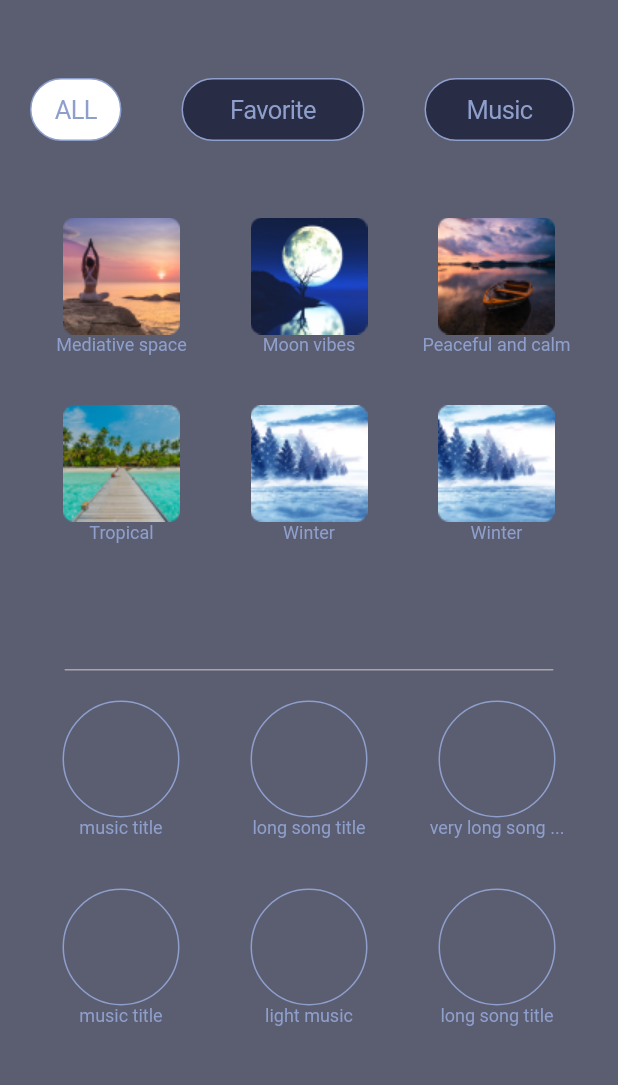
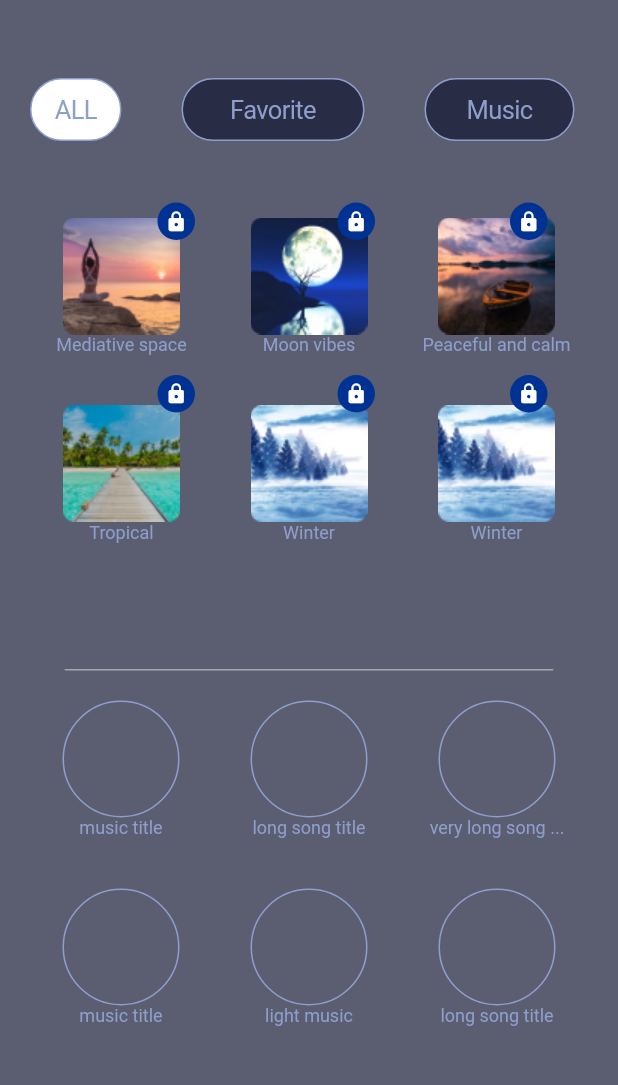
Before and after one commit to bsu-leschik/sleep_app, a Flutter app: the screen it shows after launch, on a phone screen of 412 x 824 dp, the part 84-1169 px from its top. Run offline on Flutter 3.47's test engine with Material 2 defaults, Android fonts, the phone set to English and light mode, and no system bars; our stand-ins replace animated_background, flutter_svg, go_router, smooth_page_indicator, url_strategy.

Commit message:
LockWidgetTop

```diff
--- a/lib/main.dart
+++ b/lib/main.dart
@@ -2,6 +2,7 @@ import 'package:flutter/material.dart';
 // import 'package:sleep_app/welcome_widget/animation.dart/animation_on_boarding.dart';
 
 import 'melody_widget/fiveframewidget.dart';
+import 'subscription_widget/sub_widget.dart';
 // import 'onboardingalex.dart';
 
 void main() {
@@ -20,6 +21,7 @@ class MyApp extends StatelessWidget {
         primarySwatch: Colors.blue,
       ),
       home: const MelodyWidget(),
+      // home: const SubscribeWidget(),
     );
   }
 }
--- a/lib/melody_widget/bottom_closed.dart
+++ /dev/null
@@ -1,36 +0,0 @@
-import 'package:flutter/material.dart';
-
-class CloseBottomWidget extends StatefulWidget {
-  const CloseBottomWidget({super.key});
-
-  @override
-  State<CloseBottomWidget> createState() => _CloseBottomWidgetState();
-}
-
-class _CloseBottomWidgetState extends State<CloseBottomWidget> {
-  @override
-  Widget build(BuildContext context) {
-    return Expanded(
-      child: Stack(
-        children: const [
-          Positioned(
-            top: 240,
-            left: 105,
-            child: Icon(
-              Icons.lock,
-              color: Colors.white,
-            ),
-          ),
-          Positioned(
-            top: 240,
-            left: 135,
-            child: Icon(
-              Icons.close,
-              color: Colors.white,
-            ),
-          ),
-        ],
-      ),
-    );
-  }
-}
--- a/lib/melody_widget/fiveframewidget.dart
+++ b/lib/melody_widget/fiveframewidget.dart
@@ -1,8 +1,8 @@
 import 'package:flutter/cupertino.dart';
 import 'package:flutter/material.dart';
 
-import 'bottom_closed.dart';
 import 'bottom_music.dart';
+import 'lock_music_widget.dart';
 
 class MelodyWidget extends StatefulWidget {
   const MelodyWidget({super.key});
@@ -185,6 +185,7 @@ class ImageMusicWidget extends StatelessWidget {
               ],
             ),
           ),
+          const LockTopMusicWidget(),
         ],
       ),
     );
--- /dev/null
+++ b/lib/melody_widget/lock_music_widget.dart
@@ -0,0 +1,132 @@
+import 'package:flutter/material.dart';
+
+class LockTopMusicWidget extends StatefulWidget {
+  const LockTopMusicWidget({super.key});
+
+  @override
+  State<LockTopMusicWidget> createState() => _CloseBottomWidgetState();
+}
+
+class _CloseBottomWidgetState extends State<LockTopMusicWidget> {
+  @override
+  Widget build(BuildContext context) {
+    return Stack(
+      children: [
+        Positioned(
+          top: 10,
+          left: 105,
+          child: Container(
+            width: 25,
+            height: 25,
+            decoration: const BoxDecoration(
+              borderRadius: BorderRadius.all(
+                Radius.circular(59),
+              ),
+              color: Color(0xff003293),
+            ),
+            child: const Icon(
+              Icons.lock,
+              color: Colors.white,
+              size: 15,
+            ),
+          ),
+        ),
+        Positioned(
+          top: 10,
+          left: 225,
+          child: Container(
+            width: 25,
+            height: 25,
+            decoration: const BoxDecoration(
+              borderRadius: BorderRadius.all(
+                Radius.circular(59),
+              ),
+              color: Color(0xff003293),
+            ),
+            child: const Icon(
+              Icons.lock,
+              color: Colors.white,
+              size: 15,
+            ),
+          ),
+        ),
+        Positioned(
+          top: 10,
+          left: 340,
+          child: Container(
+            width: 25,
+            height: 25,
+            decoration: const BoxDecoration(
+              borderRadius: BorderRadius.all(
+                Radius.circular(59),
+              ),
+              color: Color(0xff003293),
+            ),
+            child: const Icon(
+              Icons.lock,
+              color: Colors.white,
+              size: 15,
+            ),
+          ),
+        ),
+        Positioned(
+          top: 125,
+          left: 105,
+          child: Container(
+            width: 25,
+            height: 25,
+            decoration: const BoxDecoration(
+              borderRadius: BorderRadius.all(
+                Radius.circular(59),
+              ),
+              color: Color(0xff003293),
+            ),
+            child: const Icon(
+              Icons.lock,
+              color: Colors.white,
+              size: 15,
+            ),
+          ),
+        ),
+        Positioned(
+          top: 125,
+          left: 225,
+          child: Container(
+            width: 25,
+            height: 25,
+            decoration: const BoxDecoration(
+              borderRadius: BorderRadius.all(
+                Radius.circular(59),
+              ),
+              color: Color(0xff003293),
+            ),
+            child: const Icon(
+              Icons.lock,
+              color: Colors.white,
+              size: 15,
+            ),
+          ),
+        ),
+        Positioned(
+          top: 125,
+          left: 340,
+          child: Container(
+            width: 25,
+            height: 25,
+            decoration: const BoxDecoration(
+              borderRadius: BorderRadius.all(
+                Radius.circular(59),
+              ),
+              color: Color(0xff003293),
+            ),
+            child: const Icon(
+              Icons.lock,
+              color: Colors.white,
+              size: 15,
+            ),
+          ),
+        ),
+      ],
+    );
+  }
+}
```
